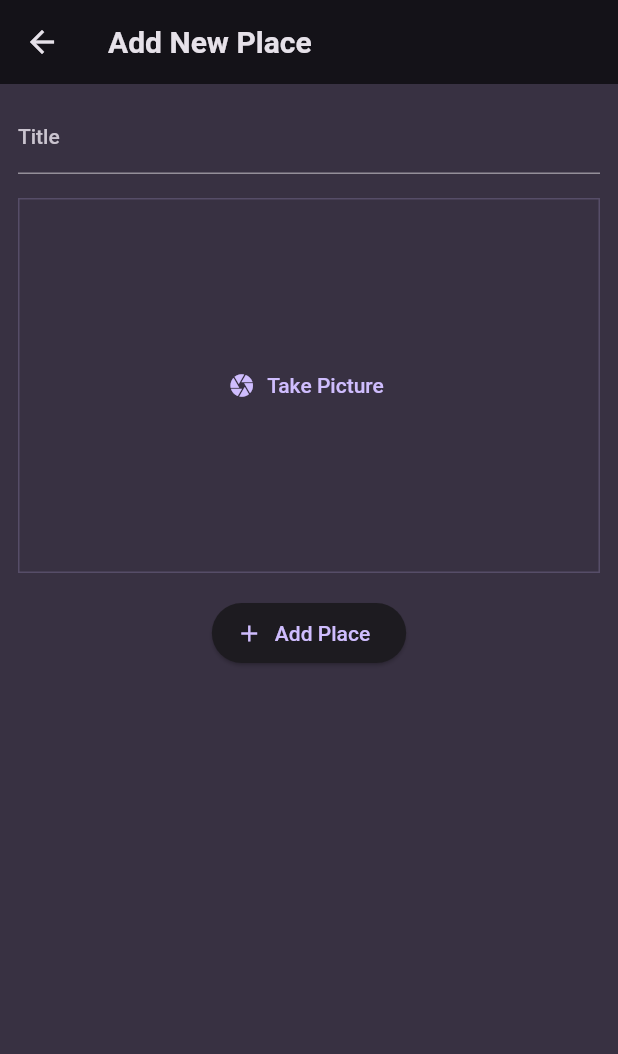
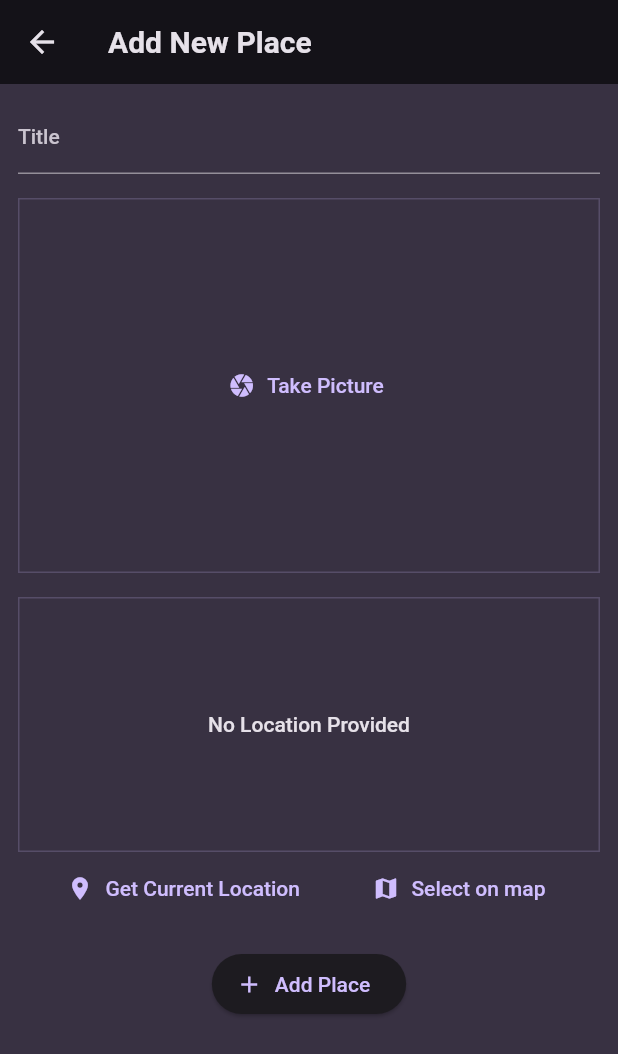
Before and after one commit to hassanharga/flutter-project, a Flutter app: the AddPlaceScreen screen opened directly, on a phone screen of 412 x 824 dp. Shown: the top 1054 px of the screen. Run offline on Flutter 3.47's test engine with Material 2 defaults, Android fonts, the phone set to English and light mode, and no system bars; our stand-ins replace flutter_riverpod, google_fonts, image_picker, location.

Commit message:
add location

```diff
--- a/lib/models/place.dart
+++ b/lib/models/place.dart
@@ -4,10 +4,21 @@ import 'package:uuid/uuid.dart';
 
 var uuid = const Uuid();
 
+class PlaceLoaction {
+  final double latitude;
+  final double longitude;
+  final String address;
+
+  PlaceLoaction(
+      {required this.latitude, required this.longitude, required this.address});
+}
+
 class Place {
   final String id;
   final String title;
   final File image;
+  final PlaceLoaction location;
 
-  Place(this.title, this.image) : id = uuid.v4();
+  Place({required this.title, required this.image, required this.location})
+      : id = uuid.v4();
 }
--- a/lib/providers/user_places.dart
+++ b/lib/providers/user_places.dart
@@ -7,8 +7,8 @@ import '../models/place.dart';
 class UserPlacesNotifier extends StateNotifier<List<Place>> {
   UserPlacesNotifier() : super(const []);
 
-  void addPlace(String title, File image) {
-    final place = Place(title, image);
+  void addPlace(String title, File image, PlaceLoaction location) {
+    final place = Place(title: title, image: image, location: location);
     state = [place, ...state];
   }
 }
--- a/lib/screens/add_place.dart
+++ b/lib/screens/add_place.dart
@@ -2,9 +2,11 @@ import 'dart:io';
 
 import 'package:flutter/material.dart';
 import 'package:flutter_riverpod/flutter_riverpod.dart';
-import 'package:meals/widgets/image_input.dart';
 
+import '../models/place.dart';
 import '../providers/user_places.dart';
+import '../widgets/image_input.dart';
+import '../widgets/location_input.dart';
 
 class AddPlaceScreen extends ConsumerStatefulWidget {
   const AddPlaceScreen({super.key});
@@ -16,6 +18,7 @@ class AddPlaceScreen extends ConsumerStatefulWidget {
 class _AddPlaceScreenState extends ConsumerState<AddPlaceScreen> {
   final _titleController = TextEditingController();
   File? _selectedImage;
+  PlaceLoaction? _selectedLocation;
 
   @override
   void dispose() {
@@ -26,17 +29,23 @@ class _AddPlaceScreenState extends ConsumerState<AddPlaceScreen> {
   void _savePlace() {
     final enteredTitle = _titleController.text;
 
-    if (enteredTitle.isEmpty || _selectedImage == null) return;
+    if (enteredTitle.isEmpty ||
+        _selectedImage == null ||
+        _selectedLocation == null) return;
 
     ref
         .read(userPlacesProvider.notifier)
-        .addPlace(enteredTitle, _selectedImage!);
+        .addPlace(enteredTitle, _selectedImage!, _selectedLocation!);
 
     Navigator.of(context).pop();
   }
 
   void _onPickImage(File image) {
     _selectedImage = image;
+  }
+
+  void _onPickLocation(PlaceLoaction location) {
+    _selectedLocation = location;
   }
 
   @override
@@ -58,6 +67,8 @@ class _AddPlaceScreenState extends ConsumerState<AddPlaceScreen> {
             const SizedBox(height: 16),
             ImageInput(onPickImage: _onPickImage),
             const SizedBox(height: 16),
+            LoactionInput(onPickLocation: _onPickLocation),
+            const SizedBox(height: 16),
             ElevatedButton.icon(
               onPressed: _savePlace,
               icon: const Icon(Icons.add),
--- /dev/null
+++ b/lib/widgets/location_input.dart
@@ -0,0 +1,137 @@
+import 'dart:convert';
+
+import 'package:flutter/material.dart';
+import 'package:http/http.dart' as http;
+import 'package:location/location.dart';
+
+import '../models/place.dart';
+
+class LoactionInput extends StatefulWidget {
+  const LoactionInput({super.key, required this.onPickLocation});
+
+  final void Function(PlaceLoaction location) onPickLocation;
+
+  @override
+  State<LoactionInput> createState() => _LoactionInputState();
+}
+
+class _LoactionInputState extends State<LoactionInput> {
+  PlaceLoaction? _selecetedLocation;
+  var _isGettingLocation = false;
+
+  String get locationImage {
+    if (_selecetedLocation == null) return '';
+
+    final lat = _selecetedLocation!.latitude;
+    final lng = _selecetedLocation!.longitude;
+
+    return 'https://maps.googleapis.com/maps/api/staticmap?center=$lat,$lng,NY&zoom=16&size=600x300&maptype=roadmap&markers=color:red%7Clabel:A%7C$lat,$lng&key=YOUR_API_KEY';
+  }
+
+  void _getCurrentLocation() async {
+    setState(() {
+      _isGettingLocation = true;
+    });
+
+    Location location = Location();
+
+    bool serviceEnabled;
+    PermissionStatus permissionGranted;
+    LocationData locationData;
+
+    serviceEnabled = await location.serviceEnabled();
+    if (!serviceEnabled) {
+      serviceEnabled = await location.requestService();
+      if (!serviceEnabled) return;
+    }
+
+    permissionGranted = await location.hasPermission();
+    if (permissionGranted == PermissionStatus.denied) {
+      permissionGranted = await location.requestPermission();
+      if (permissionGranted != PermissionStatus.granted) return;
+    }
+
+    setState(() {
+      _isGettingLocation = true;
+    });
+
+    locationData = await location.getLocation();
+    if (locationData.latitude == null || locationData.longitude == null) return;
+
+    final url = Uri.parse(
+        'https://maps.googleapis.com/maps/api/geocode/json?latlng=${locationData.latitude},${locationData.longitude}&key=YOUR_API_KEY');
+
+    final response = await http.get(url);
+    final resData = json.decode(response.body);
+    final address =
+        resData['results'][0]['formatted_address'] ?? 'Fake address Data';
+
+    setState(() {
+      _isGettingLocation = false;
+      _selecetedLocation = PlaceLoaction(
+        latitude: locationData.latitude!,
+        longitude: locationData.longitude!,
+        address: address,
+      );
+    });
+
+    widget.onPickLocation(_selecetedLocation!);
+  }
+
+  @override
+  Widget build(BuildContext context) {
+    Widget previewContent = Text(
+      'No Location Provided',
+      textAlign: TextAlign.center,
+      style: Theme.of(context)
+          .textTheme
+          .bodyLarge!
+          .copyWith(color: Theme.of(context).colorScheme.onBackground),
+    );
+
+    if (_selecetedLocation != null) {
+      previewContent = Image.network(
+        locationImage,
+        fit: BoxFit.cover,
+        height: double.infinity,
+        width: double.infinity,
+      );
+    }
+
+    if (_isGettingLocation) {
+      previewContent = const CircularProgressIndicator();
+    }
+
+    return Column(
+      children: [
+        Container(
+          height: 170,
+          width: double.infinity,
+          alignment: Alignment.center,
+          decoration: BoxDecoration(
+            border: Border.all(
+              width: 1,
+              color: Theme.of(context).colorScheme.primary.withOpacity(.2),
+            ),
+          ),
+          child: previewContent,
+        ),
+        Row(
+          mainAxisAlignment: MainAxisAlignment.spaceEvenly,
+          children: [
+            TextButton.icon(
+              onPressed: _getCurrentLocation,
+              icon: const Icon(Icons.location_on),
+              label: const Text('Get Current Location'),
+            ),
+            TextButton.icon(
+              onPressed: () {},
+              icon: const Icon(Icons.map),
+              label: const Text('Select on map'),
+            ),
+          ],
+        ),
+      ],
+    );
+  }
+}
--- a/pubspec.yaml
+++ b/pubspec.yaml
@@ -41,6 +41,7 @@ dependencies:
   http: ^0.13.5
   uuid: ^3.0.7
   image_picker: ^0.8.7+4
+  location: ^4.4.0
 
 dev_dependencies:
   flutter_test:
```
Also changed, not shown: lib/screens/place_details.dart (+38 -7 lines), lib/widgets/image_input.dart (+7 -5 lines), lib/widgets/places_list.dart (+7 -0 lines), pubspec.lock, 2 other files.
